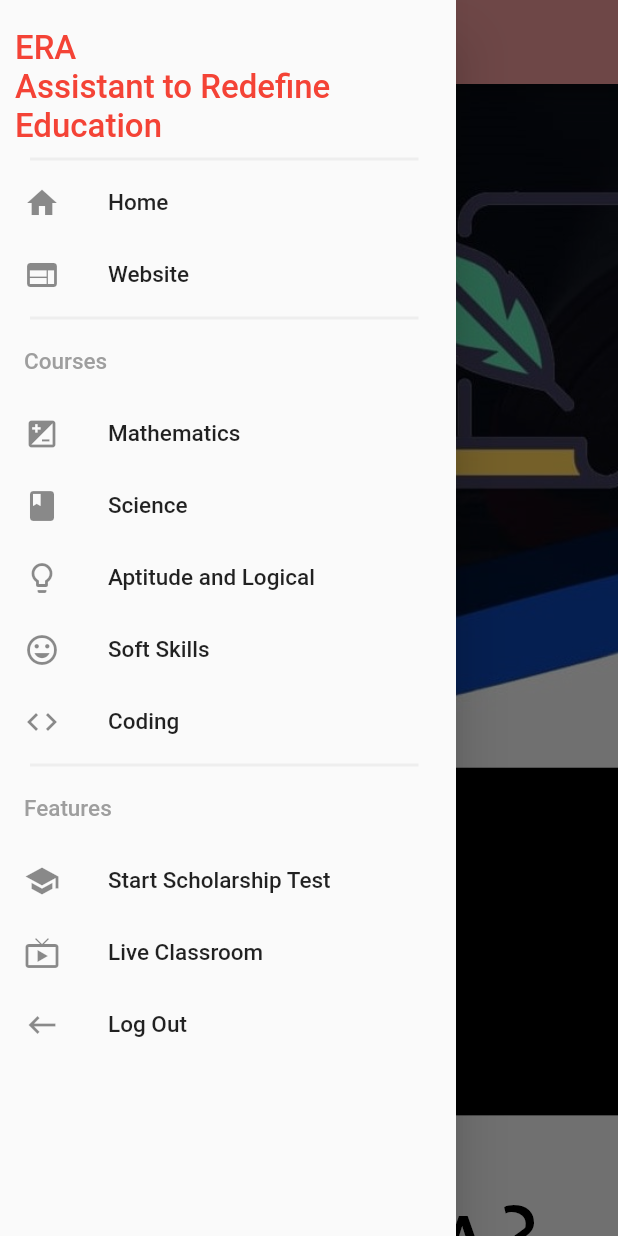
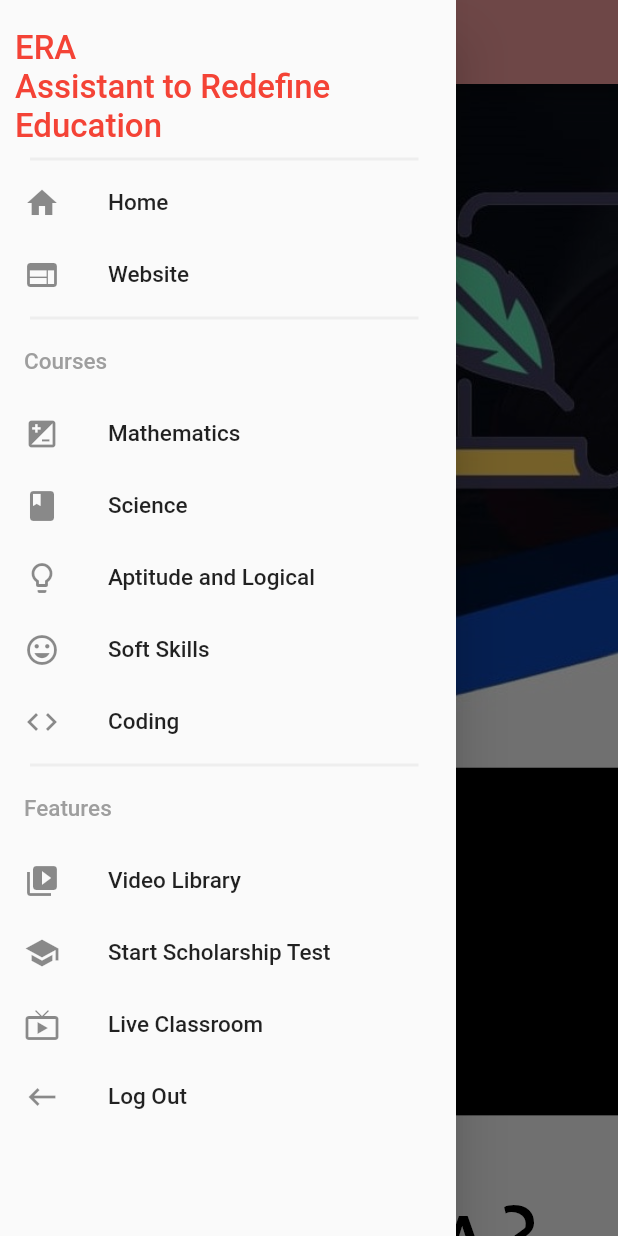
Before and after one commit to rakshit138/Era_app_homePage, a Flutter app: the screen it shows after launch, with the side drawer open, on a phone screen of 412 x 824 dp. Run offline on Flutter 3.47's test engine with Material 2 defaults, Android fonts, the phone set to English and light mode, and no system bars; our stand-ins replace carousel_slider, font_awesome_flutter, video_player.

Commit message:
3rd commit

```diff
--- a/lib/main.dart
+++ b/lib/main.dart
@@ -136,6 +136,17 @@ class MyApp extends StatelessWidget {
                 ListTile(
                   title: Text('Features',
                       style: TextStyle(fontSize: 15, color: Colors.grey)),
+                  dense: true,
+                ),
+                ListTile(
+                  leading: Icon(Icons.video_library),
+                  title: Text(
+                    'Video Library',
+                    style: TextStyle(fontSize: 15),
+                  ),
+                  onTap: () {
+                    Navigator.pop(context);
+                  },
                   dense: true,
                 ),
                 ListTile(
```
